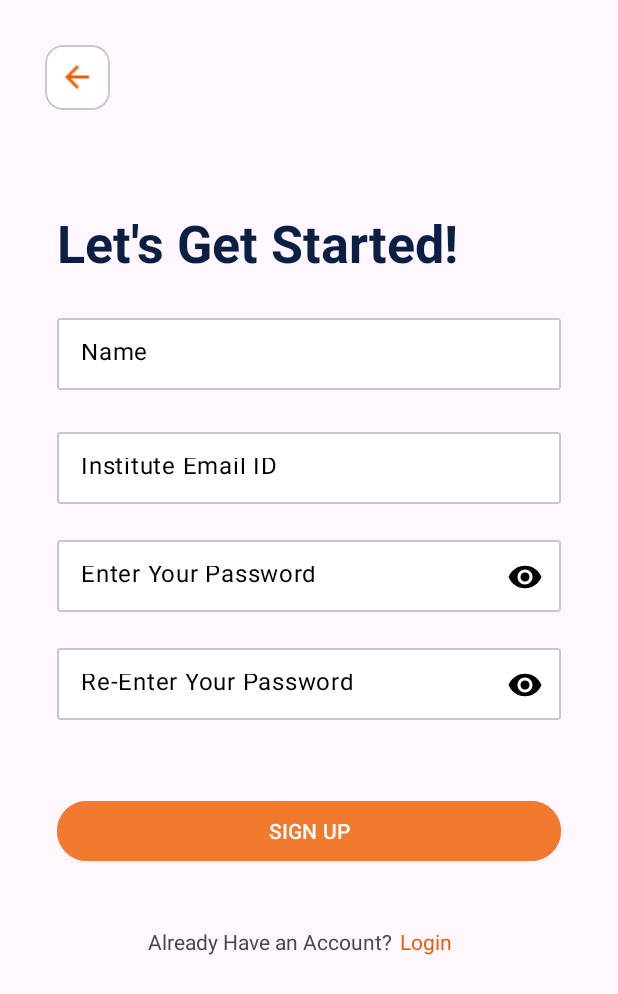
After one commit to gdsc-nits-org/Delivery-Admin, an Android app: the fragment SignUp shown on its own in the app's theme, on a phone screen of 412 x 824 dp. The commit adds this screen. Shown: the top 994 px of the screen. Run offline under Robolectric (Android 15) with nearby library versions, the phone set to English and light mode, and no system bars.

Commit message:
Sign in and login page added

```diff
--- /dev/null
+++ b/app/src/main/java/com/example/deliveryadmin/SignUp.kt
@@ -0,0 +1,59 @@
+package com.example.deliveryadmin
+
+import android.os.Bundle
+import androidx.fragment.app.Fragment
+import android.view.LayoutInflater
+import android.view.View
+import android.view.ViewGroup
+
+// TODO: Rename parameter arguments, choose names that match
+// the fragment initialization parameters, e.g. ARG_ITEM_NUMBER
+private const val ARG_PARAM1 = "param1"
+private const val ARG_PARAM2 = "param2"
+
+/**
+ * A simple [Fragment] subclass.
+ * Use the [SignUp.newInstance] factory method to
+ * create an instance of this fragment.
+ */
+class SignUp : Fragment() {
+    // TODO: Rename and change types of parameters
+    private var param1: String? = null
+    private var param2: String? = null
+
+    override fun onCreate(savedInstanceState: Bundle?) {
+        super.onCreate(savedInstanceState)
+        arguments?.let {
+            param1 = it.getString(ARG_PARAM1)
+            param2 = it.getString(ARG_PARAM2)
+        }
+    }
+
+    override fun onCreateView(
+        inflater: LayoutInflater, container: ViewGroup?,
+        savedInstanceState: Bundle?
+    ): View? {
+        // Inflate the layout for this fragment
+        return inflater.inflate(R.layout.fragment_sign_up, container, false)
+    }
+
+    companion object {
+        /**
+         * Use this factory method to create a new instance of
+         * this fragment using the provided parameters.
+         *
+         * @param param1 Parameter 1.
+         * @param param2 Parameter 2.
+         * @return A new instance of fragment SignUp.
+         */
+        // TODO: Rename and change types and number of parameters
+        @JvmStatic
+        fun newInstance(param1: String, param2: String) =
+            SignUp().apply {
+                arguments = Bundle().apply {
+                    putString(ARG_PARAM1, param1)
+                    putString(ARG_PARAM2, param2)
+                }
+            }
+    }
+}
--- /dev/null
+++ b/app/src/main/res/drawable/border.xml
@@ -0,0 +1,8 @@
+<?xml version="1.0" encoding="utf-8"?>
+<shape xmlns:android="http://schemas.android.com/apk/res/android">
+
+    <solid android:color="@color/white"/>
+    <stroke android:width="1dp" android:color="#FFFFFF"/>
+    <corners android:radius="2dp"/>
+
+</shape>
--- /dev/null
+++ b/app/src/main/res/layout/fragment_sign_up.xml
@@ -0,0 +1,197 @@
+<?xml version="1.0" encoding="utf-8"?>
+<LinearLayout xmlns:android="http://schemas.android.com/apk/res/android"
+    xmlns:app="http://schemas.android.com/apk/res-auto"
+    xmlns:tools="http://schemas.android.com/tools"
+    android:layout_width="match_parent"
+    android:layout_height="match_parent"
+    android:orientation="vertical"
+    tools:context=".SignUp">
+
+    <com.google.android.material.card.MaterialCardView
+        android:id="@+id/backBtnSignUpPage"
+        android:layout_width="43.47dp"
+        android:layout_height="43.47dp"
+        android:layout_margin="30dp"
+        android:backgroundTint="#FFFFFF">
+
+        <ImageView
+            android:layout_width="wrap_content"
+            android:layout_height="wrap_content"
+            android:layout_gravity="center"
+            android:src="@drawable/arrow_back_24px" />
+    </com.google.android.material.card.MaterialCardView>
+
+    <LinearLayout
+        android:layout_width="match_parent"
+        android:layout_height="wrap_content"
+        android:layout_marginTop="35sp"
+        android:gravity="center_horizontal"
+        android:orientation="vertical">
+
+        <TextView
+            android:layout_width="336sp"
+            android:layout_height="45sp"
+            android:text="Let's Get Started!"
+            android:textColor="#0B1F44"
+            android:textSize="34.4sp"
+            android:textStyle="bold" />
+
+        <com.google.android.material.card.MaterialCardView
+            android:layout_width="336dp"
+            android:layout_height="48dp"
+            android:layout_marginTop="28dp"
+            app:cardCornerRadius="2dp">
+
+            <com.google.android.material.textfield.TextInputLayout
+                android:layout_width="match_parent"
+                android:layout_height="50dp"
+                android:background="@drawable/border"
+                app:boxStrokeWidth="0dp"
+                app:boxStrokeWidthFocused="0dp"
+                app:hintEnabled="false">
+
+                <com.google.android.material.textfield.TextInputEditText
+                    android:id="@+id/etNameSignUpPage"
+                    android:layout_width="match_parent"
+                    android:layout_height="50dp"
+                    android:background="@drawable/border"
+                    android:hint="Name"
+                    android:inputType="text"
+                    android:paddingLeft="16dp"
+                    android:textColor="#000000"
+                    android:textColorHint="#000000" />
+
+            </com.google.android.material.textfield.TextInputLayout>
+
+        </com.google.android.material.card.MaterialCardView>
+
+        <com.google.android.material.card.MaterialCardView
+            android:layout_width="336dp"
+            android:layout_height="48dp"
+            android:layout_marginTop="28dp"
+            app:cardCornerRadius="2dp">
+
+            <com.google.android.material.textfield.TextInputLayout
+                android:layout_width="match_parent"
+                android:layout_height="50dp"
+                android:background="@drawable/border"
+                app:boxStrokeWidth="0dp"
+                app:boxStrokeWidthFocused="0dp"
+                app:hintEnabled="false">
+
+                <com.google.android.material.textfield.TextInputEditText
+                    android:id="@+id/etEmailSignUpPage"
+                    android:layout_width="match_parent"
+                    android:layout_height="50dp"
+                    android:background="@drawable/border"
+                    android:hint="Institute Email ID"
+                    android:inputType="textEmailAddress"
+                    android:paddingLeft="16dp"
+                    android:textColor="#000000"
+                    android:textColorHint="#000000" />
+
+            </com.google.android.material.textfield.TextInputLayout>
+
+        </com.google.android.material.card.MaterialCardView>
+
+
+        <com.google.android.material.card.MaterialCardView
+            android:layout_width="336dp"
+            android:layout_height="48dp"
+            android:layout_marginTop="24dp"
+            app:cardCornerRadius="2dp">
+
+            <com.google.android.material.textfield.TextInputLayout
+                android:layout_width="match_parent"
+                android:layout_height="50dp"
+                android:background="@drawable/border"
+                app:boxStrokeWidth="0dp"
+                app:boxStrokeWidthFocused="0dp"
+                app:hintEnabled="false"
+                app:passwordToggleEnabled="true"
+                app:passwordToggleTint="#000000">
+
+                <com.google.android.material.textfield.TextInputEditText
+                    android:id="@+id/etPassSignUpPage"
+                    android:layout_width="match_parent"
+                    android:layout_height="50dp"
+                    android:background="@drawable/border"
+                    android:hint="Enter Your Password"
+                    android:inputType="textPassword"
+                    android:paddingLeft="16dp"
+                    android:textColor="#000000"
+                    android:textColorHint="#000000" />
+
+            </com.google.android.material.textfield.TextInputLayout>
+
+        </com.google.android.material.card.MaterialCardView>
+
+        <com.google.android.material.card.MaterialCardView
+            android:layout_width="336dp"
+            android:layout_height="48dp"
+            android:layout_marginTop="24dp"
+            app:cardCornerRadius="2dp">
+
+            <com.google.android.material.textfield.TextInputLayout
+                android:layout_width="match_parent"
+                android:layout_height="50dp"
+                android:background="@drawable/border"
+                app:boxStrokeWidth="0dp"
+                app:boxStrokeWidthFocused="0dp"
+                app:hintEnabled="false"
+                app:passwordToggleEnabled="true"
+                app:passwordToggleTint="#000000">
+
+                <com.google.android.material.textfield.TextInputEditText
+                    android:id="@+id/etRePassSignUpPage"
+                    android:layout_width="match_parent"
+                    android:layout_height="50dp"
+                    android:background="@drawable/border"
+                    android:hint="Re-Enter Your Password"
+                    android:inputType="textPassword"
+                    android:paddingLeft="16dp"
+                    android:textColor="#000000"
+                    android:textColorHint="#000000" />
+
+            </com.google.android.material.textfield.TextInputLayout>
+
+        </com.google.android.material.card.MaterialCardView>
+
+
+        <Button
+            android:id="@+id/btnSignUp"
+            android:layout_width="336dp"
+            android:layout_height="48dp"
+            android:layout_marginTop="50dp"
+            android:backgroundTint="@color/ButtonColour"
+            android:text="SIGN UP"
+            android:textColor="#FFFFFF"
+            android:textSize="14sp" />
+
+        <LinearLayout
+            android:layout_width="265dp"
+            android:layout_height="22dp"
+            android:layout_marginTop="40dp"
+            android:orientation="horizontal">
+
+            <TextView
+                android:layout_width="wrap_content"
+                android:layout_height="wrap_content"
+                android:paddingStart="25dp"
+                android:text="Already Have an Account?" />
+
+            <TextView
+                android:id="@+id/tvLoginPage"
+                android:layout_width="wrap_content"
+                android:layout_height="wrap_content"
+                android:layout_marginLeft="5dp"
+                android:text="Login"
+                android:textColor="#E85D04" />
+
+        </LinearLayout>
+
+    </LinearLayout>
+
+
+
+</LinearLayout>
--- a/app/src/main/res/values/colors.xml
+++ b/app/src/main/res/values/colors.xml
@@ -2,4 +2,5 @@
 <resources>
     <color name="black">#FF000000</color>
     <color name="white">#FFFFFFFF</color>
+    <color name="ButtonColour">#F17A2E</color>
 </resources>
--- a/app/src/main/res/values/strings.xml
+++ b/app/src/main/res/values/strings.xml
@@ -1,3 +1,5 @@
 <resources>
     <string name="app_name">Delivery Admin</string>
+    <!-- TODO: Remove or change this placeholder text -->
+    <string name="hello_blank_fragment">Hello blank fragment</string>
 </resources>
--- a/build.gradle.kts
+++ b/build.gradle.kts
@@ -5,6 +5,6 @@ buildscript {
 }
 // Top-level build file where you can add configuration options common to all sub-projects/modules.
 plugins {
-    id("com.android.application") version "8.2.1" apply false
+    id("com.android.application") version "8.3.1" apply false
     id("org.jetbrains.kotlin.android") version "1.9.22" apply false
 }
```
Also changed, not shown: app/src/main/java/com/example/deliveryadmin/LogIn.kt (added, +59 -0 lines), app/src/main/res/drawable/button.xml (added, +19 -0 lines), app/src/main/res/layout/fragment_log_in.xml (added, +157 -0 lines), app/src/main/res/drawable/arrow_back_24px.png (added), gradle/wrapper/gradle-wrapper.properties.
